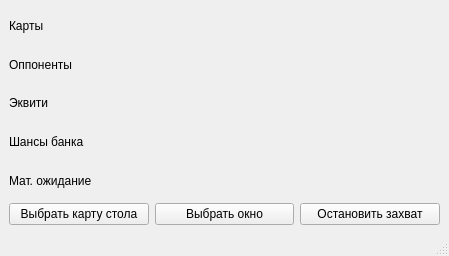
The window that gui/MainWindow.ui (farodey/Fortuna) describes before a commit, drawn with Qt 5.
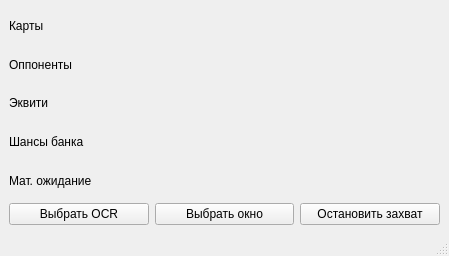
The same window after the commit.

Patch:
```diff
--- a/gui/MainWindow.ui
+++ b/gui/MainWindow.ui
@@ -55,7 +55,7 @@
       <item>
        <widget class="QPushButton" name="pushButton_2">
         <property name="text">
-         <string>Выбрать карту стола</string>
+         <string>Выбрать OCR</string>
         </property>
        </widget>
       </item>
```
